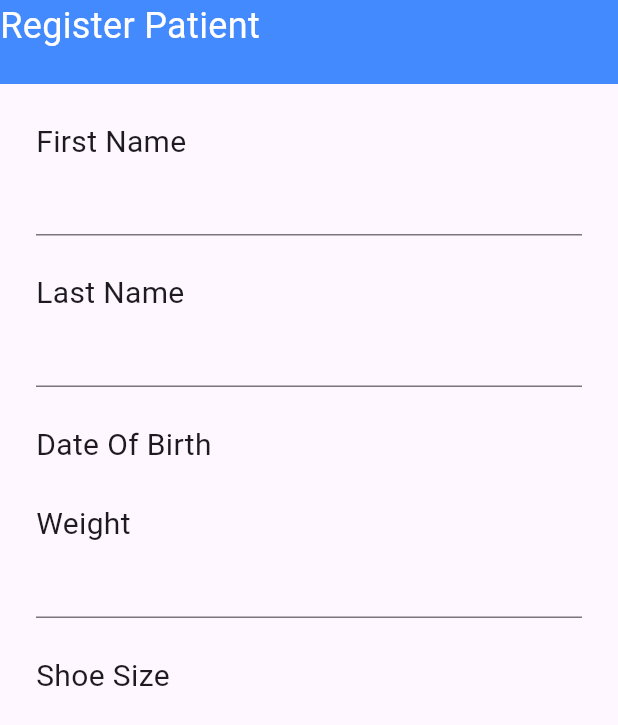
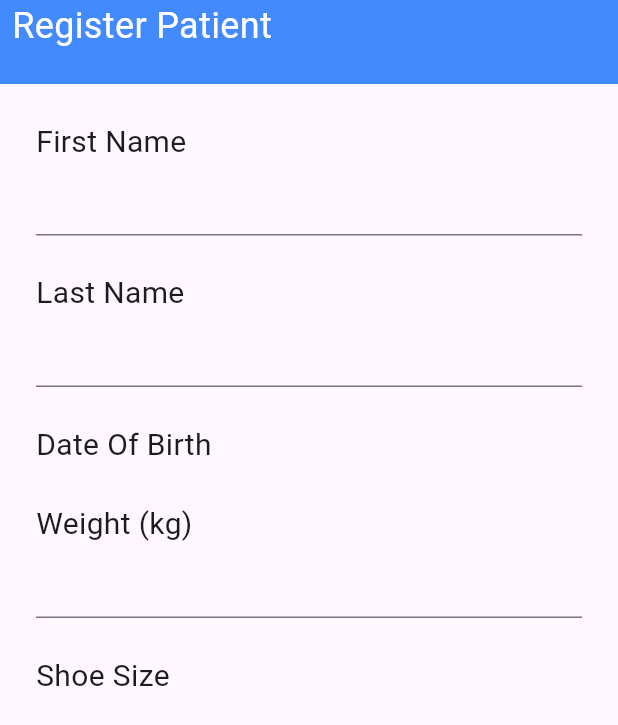
Before and after one commit to farhanaldinho/application, a Flutter app: the screen it shows after launch, after a tap on "Register", on a phone screen of 412 x 824 dp. Shown: the top 725 px of the screen. Run offline on Flutter 3.47's test engine with Material 3 defaults, Android fonts, the phone set to English and light mode, and no system bars.

Commit message:
minor design fix

```diff
--- a/patient_app/lib/screens/register_patient.dart
+++ b/patient_app/lib/screens/register_patient.dart
@@ -19,9 +19,12 @@ class _RegisterPatient extends State {
         appBar: AppBar(
           backgroundColor: AppColors.appBar,
           leadingWidth: double.infinity,
-          leading: Text(
-              style: TextStyle(fontSize: 24, color: AppColors.white),
-              AppStrings.appBarText),
+          leading: Padding(
+            padding: const EdgeInsets.symmetric(horizontal: 8),
+            child: Text(
+                style: TextStyle(fontSize: 24, color: AppColors.white),
+                AppStrings.appBarText),
+          ),
         ),
         body: Container(
           padding: const EdgeInsets.symmetric(horizontal: 24),
--- a/patient_app/lib/utils/app_strings.dart
+++ b/patient_app/lib/utils/app_strings.dart
@@ -4,6 +4,6 @@ class AppStrings {
   static String firstName = 'First Name';
   static String lastName = 'Last Name';
   static String dateOfBirth = 'Date Of Birth';
-  static String weight = 'Weight';
+  static String weight = 'Weight (kg)';
   static String shoeSize = 'Shoe Size';
 }
```
